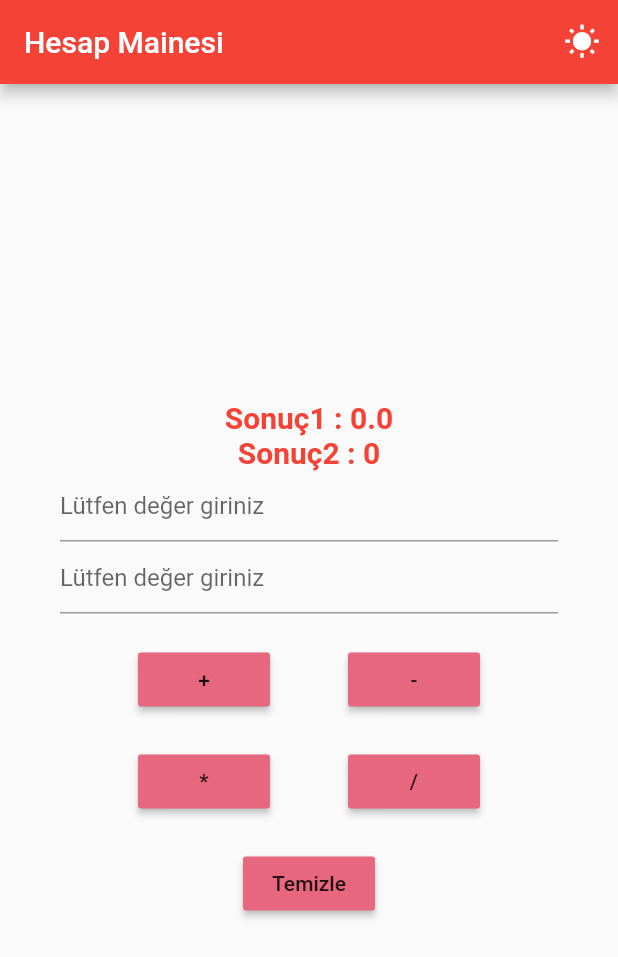
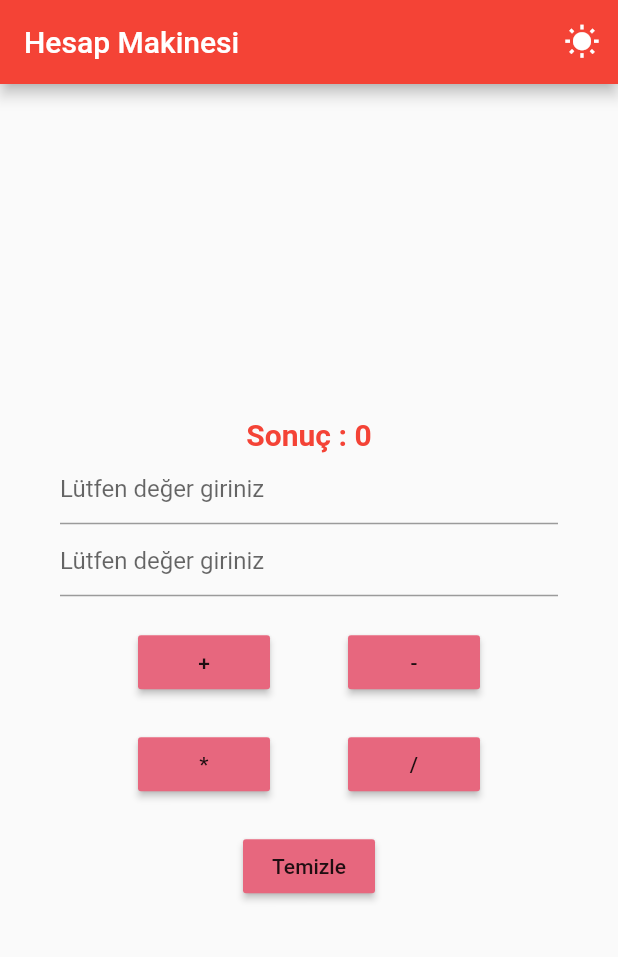
Before and after one commit to 6grup/hesapmakinesi, a Flutter app: the screen it shows after launch, after a tap on "Temizle", on a phone screen of 412 x 824 dp. Shown: the top 957 px of the screen. Run offline on Flutter 3.47's test engine with Material 2 defaults, Android fonts, the phone set to English and light mode, and no system bars.

Commit message:
sayı tanımlamaları "num" olarak değiştirildi.

```diff
--- a/lib/home_page.dart
+++ b/lib/home_page.dart
@@ -24,8 +24,7 @@ ThemeData _darkTheme = ThemeData(
 );
 
 class HomePageState extends State<HomePage> {
-  var sayi1 = 0, sayi2 = 0, sonuc = 0;
-  double dsayi1 = 0, dsayi2 = 0, dsonuc = 0;
+  num sayi1 = 0, sayi2 = 0, sonuc = 0;
 
   final TextEditingController t1 = new TextEditingController();
   final TextEditingController t2 = new TextEditingController();
@@ -56,9 +55,9 @@ class HomePageState extends State<HomePage> {
 
   void Bol() {
     setState(() {
-      dsayi1 = double.parse(t1.text);
-      dsayi2 = double.parse(t2.text);
-      dsonuc = dsayi1 / dsayi2;
+      sayi1 = double.parse(t1.text);
+      sayi2 = double.parse(t2.text);
+      sonuc = sayi1 / sayi2;
     });
   }
 
@@ -67,7 +66,7 @@ class HomePageState extends State<HomePage> {
       t1.text = "";
       t2.text = "";
       sonuc = 0;
-      dsonuc = 0;
+      sonuc = 0;
     });
   }
 
@@ -78,7 +77,7 @@ class HomePageState extends State<HomePage> {
       theme: _iconBool ? _darkTheme : _lightTheme,
       home: Scaffold(
         appBar: AppBar(
-          title: const Text("Hesap Mainesi"),
+          title: const Text("Hesap Makinesi"),
           actions: [
             IconButton(
               onPressed: () {
@@ -96,15 +95,7 @@ class HomePageState extends State<HomePage> {
             mainAxisAlignment: MainAxisAlignment.center,
             children: <Widget>[
               new Text(
-                "Sonuç1 : $dsonuc",
-                style: new TextStyle(
-                  fontSize: 20.0,
-                  fontWeight: FontWeight.bold,
-                  color: Colors.red,
-                ),
-              ),
-              new Text(
-                "Sonuç2 : $sonuc",
+                "Sonuç : $sonuc",
                 style: new TextStyle(
                   fontSize: 20.0,
                   fontWeight: FontWeight.bold,
--- a/lib/main.dart
+++ b/lib/main.dart
@@ -10,7 +10,7 @@ class MyApp extends StatelessWidget {
   Widget build(BuildContext context) {
     return new MaterialApp(
       debugShowCheckedModeBanner: false,
-      title: "Calculator App",
+      title: "Hesap Makinesi Uygulaması",
       theme: new ThemeData(primarySwatch: Colors.red),
       home: new HomePage(),
     );
```
Also changed, not shown: 1 other file.
